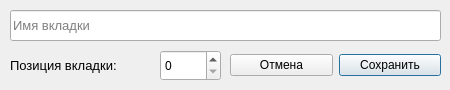
Qt form ui_tab_dialog.ui (eluvesi/nca) before a commit.
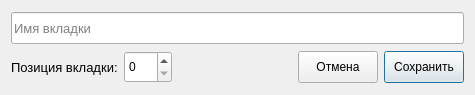
The same form after that commit. Icons and pictures are not drawn.

Commit message: Добавлена возможность поменять размер главного окна. Элементы интерфейса подстраиваются под размер окна в режиме реального времени.

```diff
--- a/ui_tab_dialog.ui
+++ b/ui_tab_dialog.ui
@@ -6,20 +6,20 @@
    <rect>
     <x>0</x>
     <y>0</y>
-    <width>450</width>
-    <height>90</height>
+    <width>475</width>
+    <height>95</height>
    </rect>
   </property>
   <property name="minimumSize">
    <size>
-    <width>450</width>
-    <height>90</height>
+    <width>475</width>
+    <height>95</height>
    </size>
   </property>
   <property name="maximumSize">
    <size>
-    <width>450</width>
-    <height>90</height>
+    <width>475</width>
+    <height>95</height>
    </size>
   </property>
   <property name="windowTitle">
@@ -29,39 +29,76 @@
    <iconset>
     <normaloff>icons/edit.png</normaloff>icons/edit.png</iconset>
   </property>
+  <layout class="QVBoxLayout" name="verticalLayout">
+   <item>
   <widget class="QLineEdit" name="nameEditLine">
-   <property name="geometry">
-    <rect>
-     <x>10</x>
-     <y>10</y>
-     <width>431</width>
-     <height>31</height>
-    </rect>
+     <property name="minimumSize">
+      <size>
+       <width>0</width>
+       <height>32</height>
+      </size>
    </property>
    <property name="font">
     <font>
      <pointsize>10</pointsize>
     </font>
    </property>
-   <property name="text">
-    <string/>
-   </property>
    <property name="placeholderText">
     <string>Имя вкладки</string>
    </property>
   </widget>
-  <widget class="QWidget" name="horizontalLayoutWidget">
-   <property name="geometry">
-    <rect>
-     <x>230</x>
-     <y>50</y>
-     <width>211</width>
-     <height>31</height>
-    </rect>
-   </property>
-   <layout class="QHBoxLayout" name="buttonsLayout">
+   </item>
+   <item>
+    <layout class="QHBoxLayout" name="horizontalLayout">
+     <item>
+      <widget class="QLabel" name="label">
+       <property name="minimumSize">
+        <size>
+         <width>0</width>
+         <height>32</height>
+        </size>
+       </property>
+       <property name="font">
+        <font>
+         <pointsize>10</pointsize>
+        </font>
+       </property>
+       <property name="text">
+        <string>Позиция вкладки:</string>
+       </property>
+      </widget>
+     </item>
+     <item>
+      <widget class="QSpinBox" name="positionSpinBox">
+       <property name="minimumSize">
+        <size>
+         <width>48</width>
+         <height>32</height>
+        </size>
+       </property>
+      </widget>
+     </item>
+     <item>
+      <spacer name="horizontalSpacer">
+       <property name="orientation">
+        <enum>Qt::Horizontal</enum>
+       </property>
+       <property name="sizeHint" stdset="0">
+        <size>
+         <width>40</width>
+         <height>20</height>
+        </size>
+       </property>
+      </spacer>
+     </item>
     <item>
      <widget class="QPushButton" name="cancelButton">
+       <property name="minimumSize">
+        <size>
+         <width>0</width>
+         <height>32</height>
+        </size>
+       </property>
       <property name="text">
        <string>Отмена</string>
       </property>
@@ -69,6 +106,12 @@
     </item>
     <item>
      <widget class="QPushButton" name="saveButton">
+       <property name="minimumSize">
+        <size>
+         <width>0</width>
+         <height>32</height>
+        </size>
+       </property>
       <property name="text">
        <string>Сохранить</string>
       </property>
@@ -78,35 +121,8 @@
      </widget>
     </item>
    </layout>
-  </widget>
-  <widget class="QSpinBox" name="positionSpinBox">
-   <property name="geometry">
-    <rect>
-     <x>160</x>
-     <y>50</y>
-     <width>61</width>
-     <height>31</height>
-    </rect>
-   </property>
-  </widget>
-  <widget class="QLabel" name="label">
-   <property name="geometry">
-    <rect>
-     <x>10</x>
-     <y>50</y>
-     <width>151</width>
-     <height>31</height>
-    </rect>
-   </property>
-   <property name="font">
-    <font>
-     <pointsize>10</pointsize>
-    </font>
-   </property>
-   <property name="text">
-    <string>Позиция вкладки:</string>
-   </property>
-  </widget>
+   </item>
+  </layout>
  </widget>
  <resources/>
  <connections/>
```
Left out of the diff: 2 changed lines with no effect on the pictures. Lines whose indentation alone changed are shown as unchanged. The commit also changes 6 other files.
